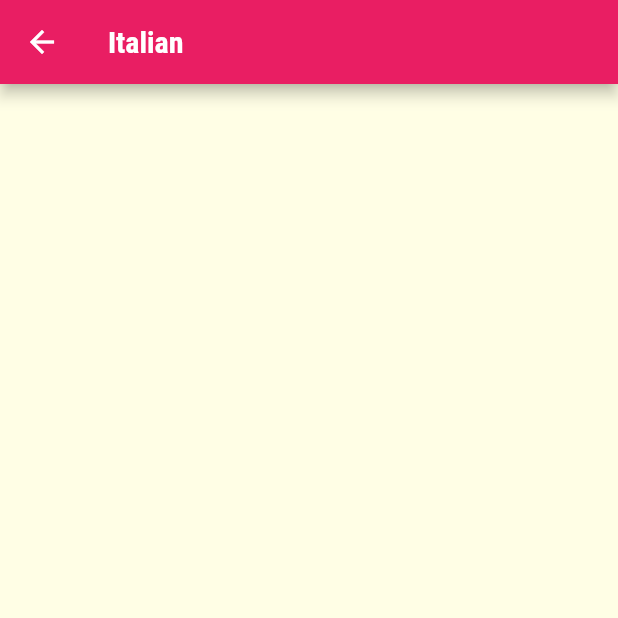
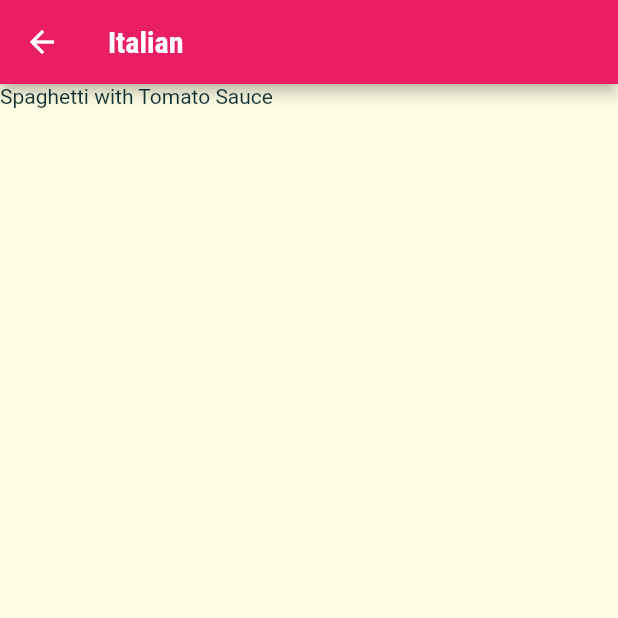
Before and after one commit to BaoTrung37/Flutter_Udemy, a Flutter app: the screen it shows after launch, after a tap on "Italian", on a phone screen of 412 x 824 dp, the top half of it. Run offline on Flutter 3.47's test engine with Material 2 defaults, Android fonts, the phone set to English and light mode, and no system bars.

Commit message:
167: selecting meals

```diff
--- a/section7/lib/category_meals_screen.dart
+++ b/section7/lib/category_meals_screen.dart
@@ -1,4 +1,6 @@
 import 'package:flutter/material.dart';
+
+import './dummy_data.dart';
 
 class CategoryMealsScreen extends StatelessWidget {
   static const routeName = '/category-meals';
@@ -17,16 +19,19 @@ class CategoryMealsScreen extends StatelessWidget {
         ModalRoute.of(context)!.settings.arguments as Map<String, String>;
     final String? categoryTitle = routeArgs['title'];
     final String? categoryId = routeArgs['id'];
+    final categoryMeals = DUMMY_MEALS.where((meal) {
+      return meal.categories.contains(categoryId);
+    }).toList();
     return Scaffold(
       appBar: AppBar(
         title: Text(categoryTitle!),
       ),
-      // body: ListView.builder(
-      //   itemBuilder: (ctx, index) => {
-
-      //   },
-      //   itemCount: ,
-      // ),
+      body: ListView.builder(
+        itemBuilder: (ctx, index) {
+          return Text(categoryMeals[index].title);
+        },
+        itemCount: categoryMeals.length,
+      ),
     );
   }
 }
```
